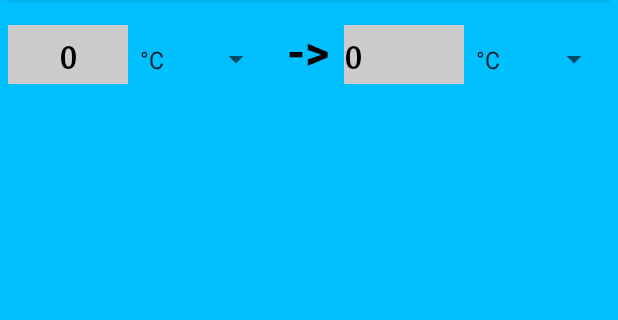
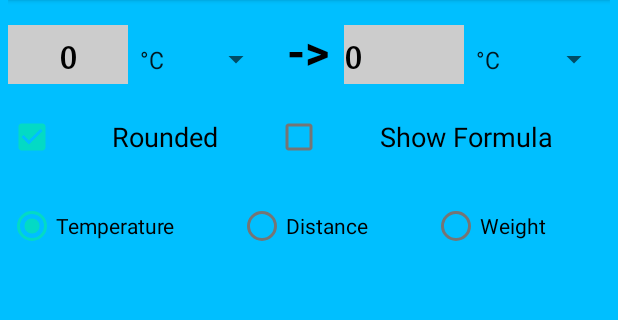
Before and after one commit to Rjndrkha/A1-Java-Basic-UIJavaEdition-forAndroid-Studio-4.x, an Android app: the screen it shows after launch (MainActivity), on a phone screen of 412 x 824 dp, the part 251-571 px from its top. Run offline under Robolectric (Android 15) with nearby library versions, the phone set to English and light mode, and no system bars.

Commit message:
RadioGroup

```diff
--- a/app/src/main/res/layout/activity_main.xml
+++ b/app/src/main/res/layout/activity_main.xml
@@ -115,6 +115,67 @@
                 android:spinnerMode="dialog" />
         </LinearLayout>
 
+        <LinearLayout
+            android:id="@+id/child2"
+            android:layout_width="match_parent"
+            android:layout_height="wrap_content"
+            android:layout_below="@id/child1"
+            android:layout_marginTop="5pt"
+            android:orientation="horizontal">
+
+            <CheckBox
+                android:id="@+id/chkRounded"
+                android:layout_width="wrap_content"
+                android:layout_height="wrap_content"
+                android:layout_weight="1"
+                android:checked="true"
+                android:gravity="center"
+                android:text="@string/chkRound"
+                android:textSize="8pt" />
+
+            <CheckBox
+                android:id="@+id/chkFormula"
+                android:layout_width="wrap_content"
+                android:layout_height="wrap_content"
+                android:layout_weight="1"
+                android:gravity="center"
+                android:text="@string/chkForm"
+                android:textSize="8pt" />
+        </LinearLayout>
+
+        <RadioGroup
+            android:id="@+id/radioGroup"
+            android:layout_width="match_parent"
+            android:layout_height="wrap_content"
+            android:layout_below="@id/child2"
+            android:layout_marginTop="5pt"
+            android:gravity="center"
+            android:orientation="horizontal" >
+
+            <RadioButton
+                android:id="@+id/rbTemp"
+                android:layout_width="wrap_content"
+                android:layout_height="wrap_content"
+                android:layout_weight="1"
+                android:checked="true"
+                android:text="@string/rbTemp" />
+
+            <RadioButton
+                android:id="@+id/rbDist"
+                android:layout_width="wrap_content"
+                android:layout_height="wrap_content"
+                android:layout_weight="1"
+                android:text="@string/rbDist" />
+
+            <RadioButton
+                android:id="@+id/rbWeight"
+                android:layout_width="wrap_content"
+                android:layout_height="wrap_content"
+                android:layout_weight="1"
+                android:text="@string/rbWeight" />
+
+        </RadioGroup>
+
 
 
 
```
